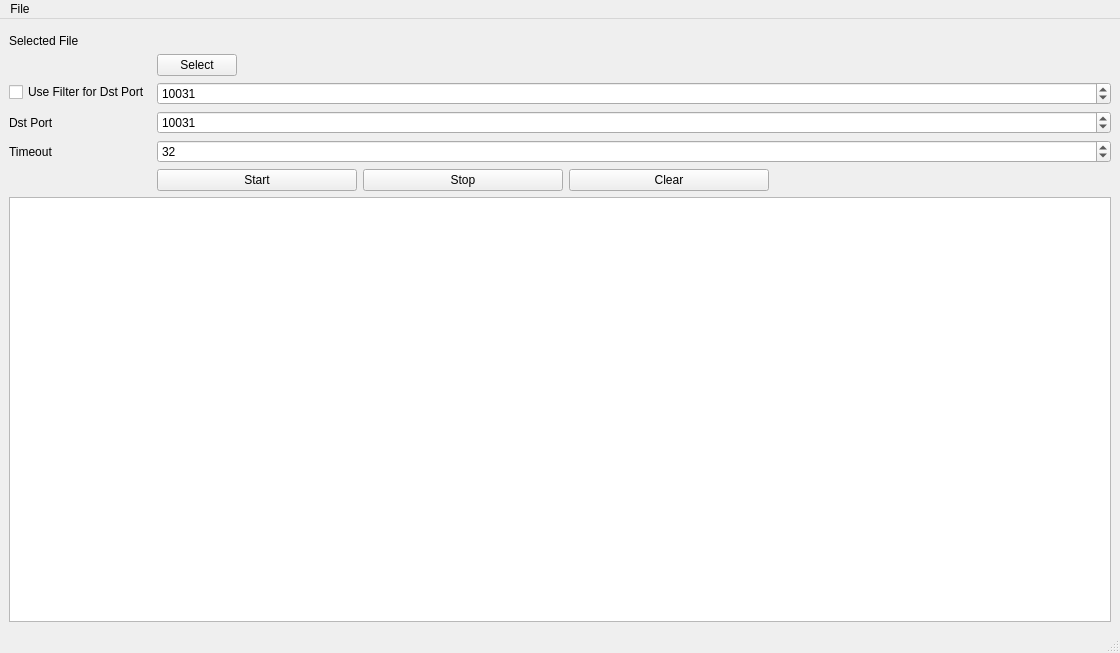
The window that mainwindow.ui (artthirt/AnalyzePcapUdp) describes before a commit, drawn with Qt 5.
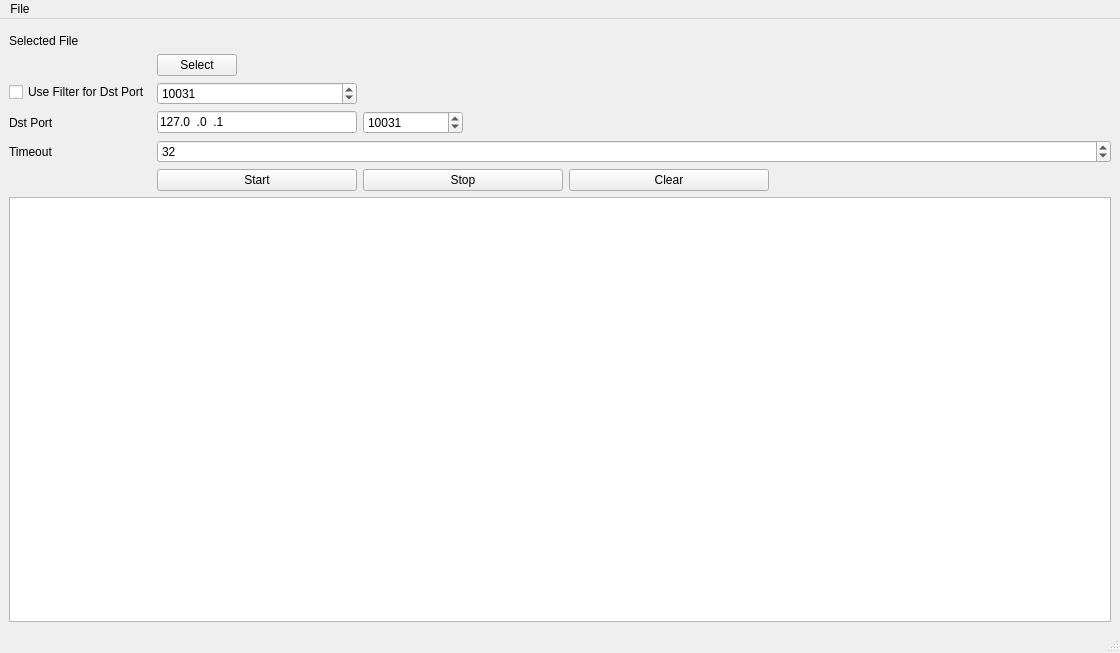
The same window after the commit.

The edit to the form file:
```diff
--- a/mainwindow.ui
+++ b/mainwindow.ui
@@ -36,32 +36,9 @@
       </item>
       <item row="7" column="1">
        <widget class="QSpinBox" name="sbFilterDstPort">
-        <property name="maximum">
-         <number>65535</number>
-        </property>
-        <property name="value">
-         <number>10031</number>
-        </property>
-       </widget>
-      </item>
-      <item row="10" column="0">
-       <widget class="QLabel" name="label">
-        <property name="sizePolicy">
-         <sizepolicy hsizetype="Expanding" vsizetype="Preferred">
-          <horstretch>0</horstretch>
-          <verstretch>0</verstretch>
-         </sizepolicy>
-        </property>
-        <property name="text">
-         <string>Dst Port</string>
-        </property>
-       </widget>
-      </item>
-      <item row="10" column="1">
-       <widget class="QSpinBox" name="sbDstPort">
         <property name="maximumSize">
          <size>
-          <width>16777215</width>
+          <width>200</width>
           <height>16777215</height>
          </size>
         </property>
@@ -195,6 +172,74 @@
         </item>
        </layout>
       </item>
+      <item row="10" column="1">
+       <layout class="QHBoxLayout" name="horizontalLayout_4">
+        <item>
+         <widget class="QLineEdit" name="leIp">
+          <property name="maximumSize">
+           <size>
+            <width>200</width>
+            <height>16777215</height>
+           </size>
+          </property>
+          <property name="inputMask">
+           <string>999.999.999.999</string>
+          </property>
+          <property name="text">
+           <string>127.0.0.1</string>
+          </property>
+         </widget>
+        </item>
+        <item>
+         <widget class="QSpinBox" name="sbDstPort">
+          <property name="minimumSize">
+           <size>
+            <width>100</width>
+            <height>0</height>
+           </size>
+          </property>
+          <property name="maximumSize">
+           <size>
+            <width>200</width>
+            <height>16777215</height>
+           </size>
+          </property>
+          <property name="maximum">
+           <number>65535</number>
+          </property>
+          <property name="value">
+           <number>10031</number>
+          </property>
+         </widget>
+        </item>
+        <item>
+         <spacer name="horizontalSpacer_2">
+          <property name="orientation">
+           <enum>Qt::Horizontal</enum>
+          </property>
+          <property name="sizeHint" stdset="0">
+           <size>
+            <width>40</width>
+            <height>20</height>
+           </size>
+          </property>
+         </spacer>
+        </item>
+       </layout>
+      </item>
+      <item row="10" column="0">
+       <widget class="QLabel" name="label">
+        <property name="sizePolicy">
+         <sizepolicy hsizetype="Expanding" vsizetype="Preferred">
+          <horstretch>0</horstretch>
+          <verstretch>0</verstretch>
+         </sizepolicy>
+        </property>
+        <property name="text">
+         <string>Dst Port</string>
+        </property>
+       </widget>
+      </item>
      </layout>
     </item>
     <item>
```
Left out of the diff: 21 changed lines with no effect on the pictures.
